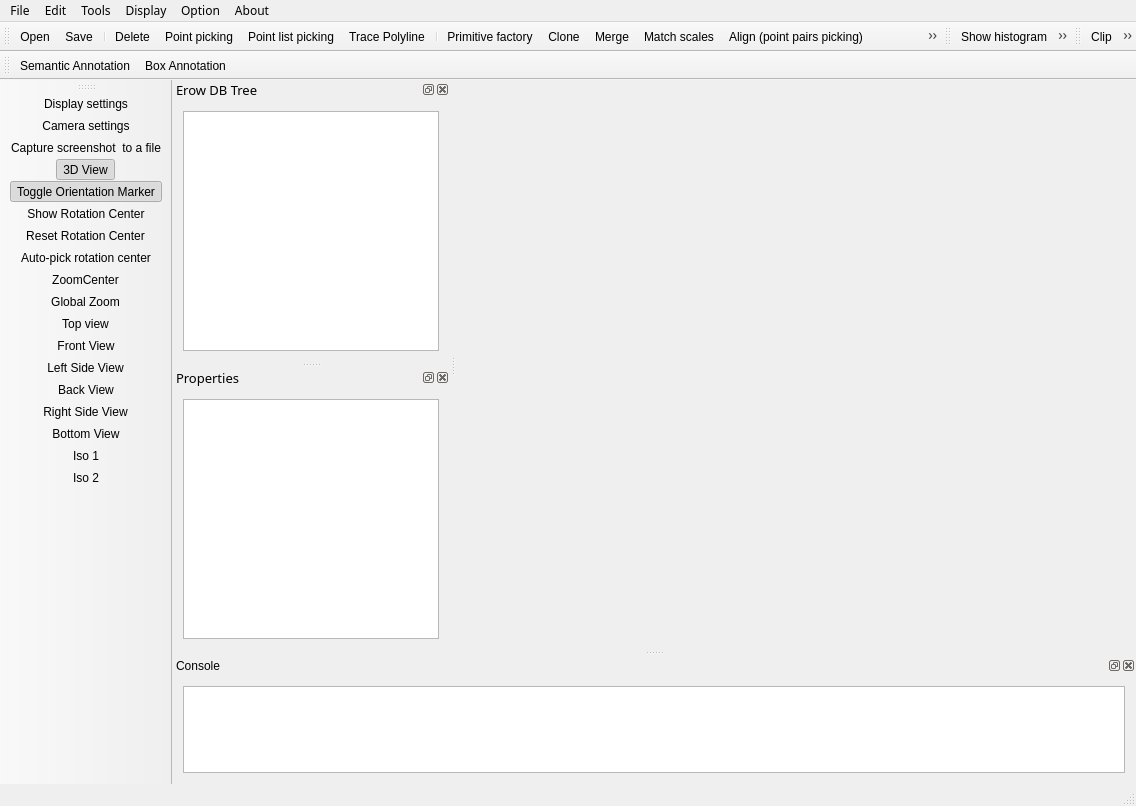
This is eCV/ui_templates/MainWindow.ui in Asher-1/ACloudViewer as Qt 5 draws it before an edit. The edited form follows.
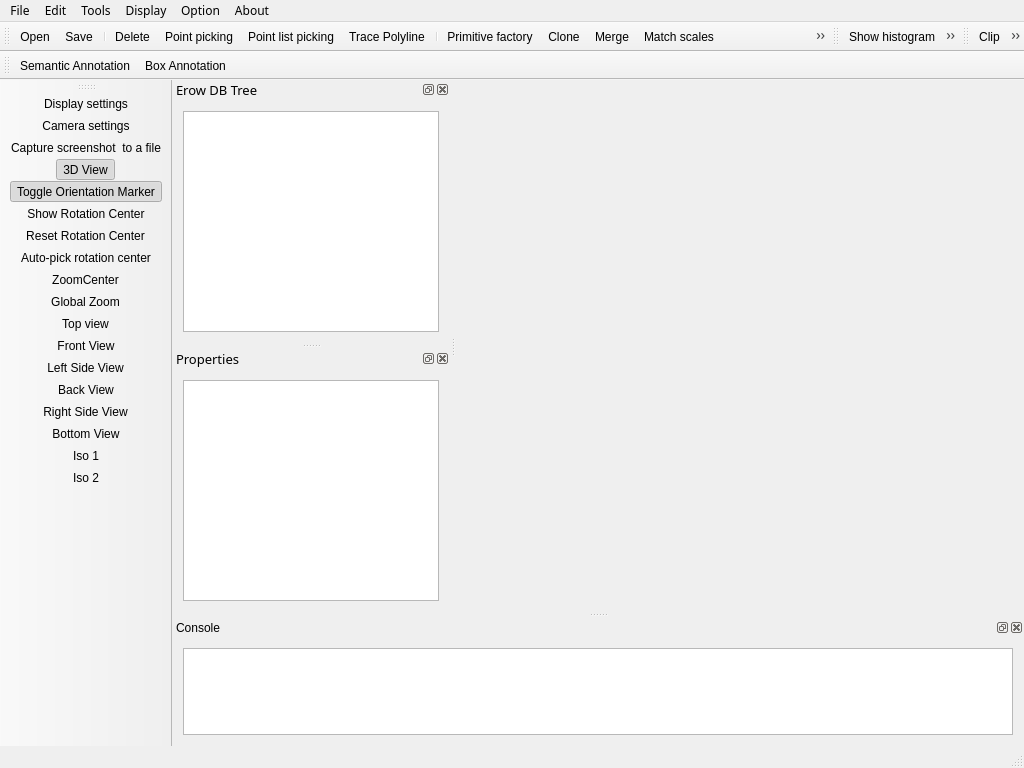
This is the edited form. Icons and pictures are not drawn. Custom widgets are drawn as their Qt base class.

What changed in the file:
```diff
--- a/eCV/ui_templates/MainWindow.ui
+++ b/eCV/ui_templates/MainWindow.ui
@@ -6,8 +6,8 @@
    <rect>
     <x>0</x>
     <y>0</y>
-    <width>1136</width>
-    <height>806</height>
+    <width>1024</width>
+    <height>768</height>
    </rect>
   </property>
   <property name="sizePolicy">
@@ -44,6 +44,12 @@
   <property name="styleSheet">
    <string notr="true"/>
   </property>
+  <property name="iconSize">
+   <size>
+    <width>24</width>
+    <height>24</height>
+   </size>
+  </property>
   <property name="animated">
    <bool>true</bool>
   </property>
@@ -66,8 +72,8 @@
     <rect>
      <x>0</x>
      <y>0</y>
-     <width>1136</width>
-     <height>23</height>
+     <width>1024</width>
+     <height>28</height>
     </rect>
    </property>
    <property name="font">
```
Left out of the diff: 6 changed lines with no effect on the pictures.
